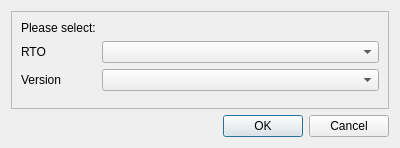
First picture: the form in src/peakinvestigator/include/OpenMS/VISUAL/PEAKINVESTIGATOR/UIC/PeakInvestigatorInitDialog.ui, repository DavidARivkin/OpenMS, before the edit.
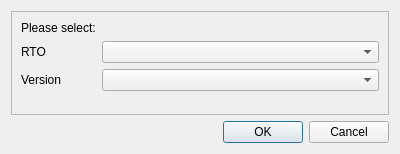
Second picture: the form after the edit.

What changed in the file:
```diff
--- a/src/peakinvestigator/include/OpenMS/VISUAL/PEAKINVESTIGATOR/UIC/PeakInvestigatorInitDialog.ui
+++ b/src/peakinvestigator/include/OpenMS/VISUAL/PEAKINVESTIGATOR/UIC/PeakInvestigatorInitDialog.ui
@@ -7,7 +7,7 @@
     <x>0</x>
     <y>0</y>
     <width>400</width>
-    <height>148</height>
+    <height>154</height>
    </rect>
   </property>
   <property name="windowTitle">
```
Left out of the diff: 2 changed lines with no effect on the pictures.
